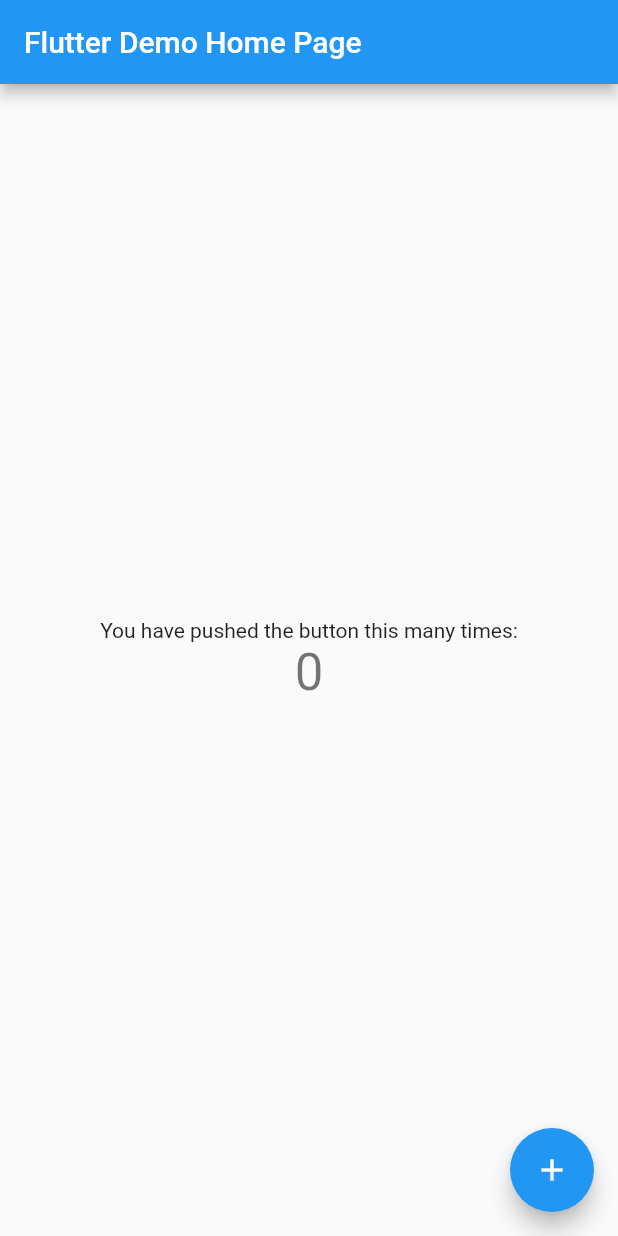
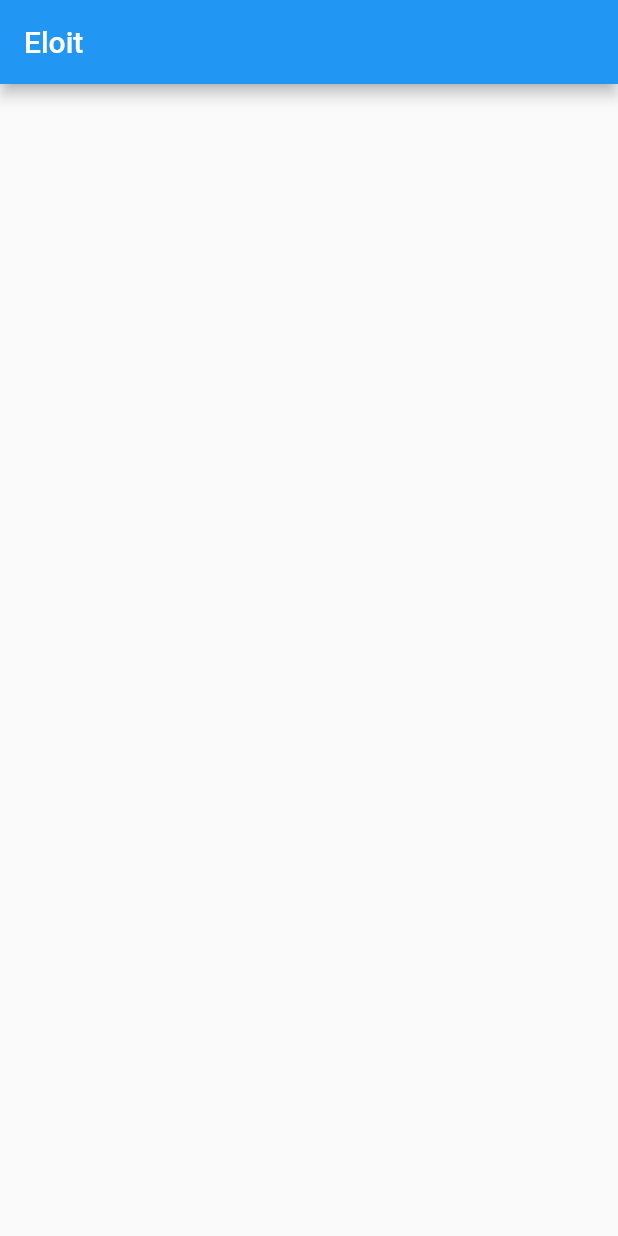
Before and after one commit to yale-swe/s22-eloit, a Flutter app: the screen it shows after launch, on a phone screen of 412 x 824 dp. Run offline on Flutter 3.47's test engine with Material 2 defaults, Android fonts, the phone set to English and light mode, and no system bars.

Commit message:
Outlined wrapper for db and homepage with scaffold

```diff
--- a/lib/main.dart
+++ b/lib/main.dart
@@ -1,3 +1,4 @@
+import 'package:eloit/screens/wrapper.dart';
 import 'package:flutter/material.dart';
 
 void main() {
@@ -7,39 +8,21 @@ void main() {
 class MyApp extends StatelessWidget {
   const MyApp({Key? key}) : super(key: key);
 
-  // This widget is the root of your application.
   @override
   Widget build(BuildContext context) {
     return MaterialApp(
-      title: 'Flutter Demo',
+      title: 'Eloit',
       theme: ThemeData(
-        // This is the theme of your application.
-        //
-        // Try running your application with "flutter run". You'll see the
-        // application has a blue toolbar. Then, without quitting the app, try
-        // changing the primarySwatch below to Colors.green and then invoke
-        // "hot reload" (press "r" in the console where you ran "flutter run",
-        // or simply save your changes to "hot reload" in a Flutter IDE).
-        // Notice that the counter didn't reset back to zero; the application
-        // is not restarted.
         primarySwatch: Colors.blue,
       ),
-      home: const MyHomePage(title: 'Flutter Demo Home Page'),
+      home: const Wrapper(),
+      debugShowCheckedModeBanner: false,
     );
   }
 }
 
 class MyHomePage extends StatefulWidget {
   const MyHomePage({Key? key, required this.title}) : super(key: key);
-
-  // This widget is the home page of your application. It is stateful, meaning
-  // that it has a State object (defined below) that contains fields that affect
-  // how it looks.
-
-  // This class is the configuration for the state. It holds the values (in this
-  // case the title) provided by the parent (in this case the App widget) and
-  // used by the build method of the State. Fields in a Widget subclass are
-  // always marked "final".
 
   final String title;
 
--- a/lib/screens/home.dart
+++ b/lib/screens/home.dart
@@ -0,0 +1,14 @@
+import 'package:flutter/material.dart';
+
+class Home extends StatelessWidget {
+  const Home({Key? key}) : super(key: key);
+
+  @override
+  Widget build(BuildContext context) {
+    return Scaffold(
+      appBar: AppBar(
+        title: const Text('Eloit'),
+      ),
+    );
+  }
+}
--- /dev/null
+++ b/lib/screens/wrapper.dart
@@ -0,0 +1,11 @@
+import 'package:eloit/screens/home.dart';
+import 'package:flutter/material.dart';
+
+class Wrapper extends StatelessWidget {
+  const Wrapper({Key? key}) : super(key: key);
+
+  @override
+  Widget build(BuildContext context) {
+    return const Home();
+  }
+}
```
